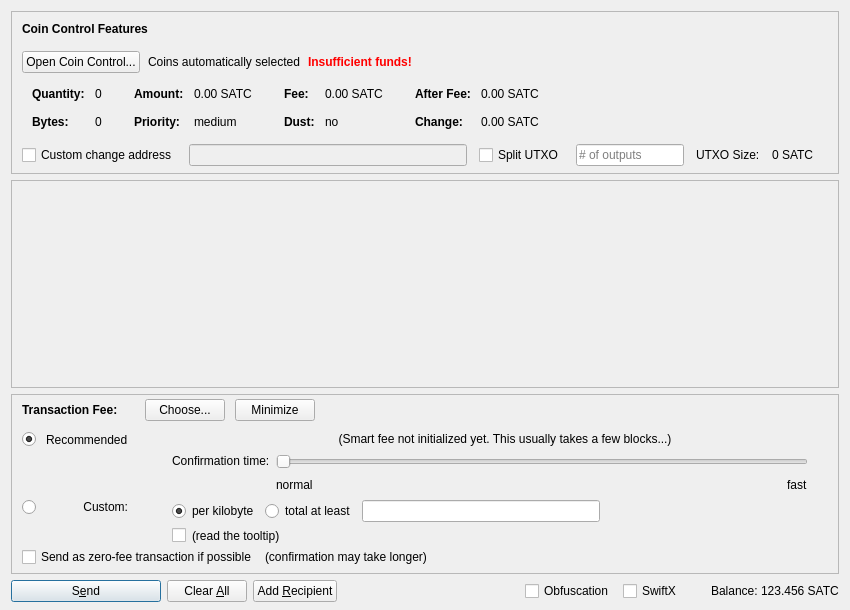
Before: the Qt Designer form src/qt/forms/sendcoinsdialog.ui in SatoshiCoin-Crypto/SWYFT.Network-SATC, drawn with Qt 5.
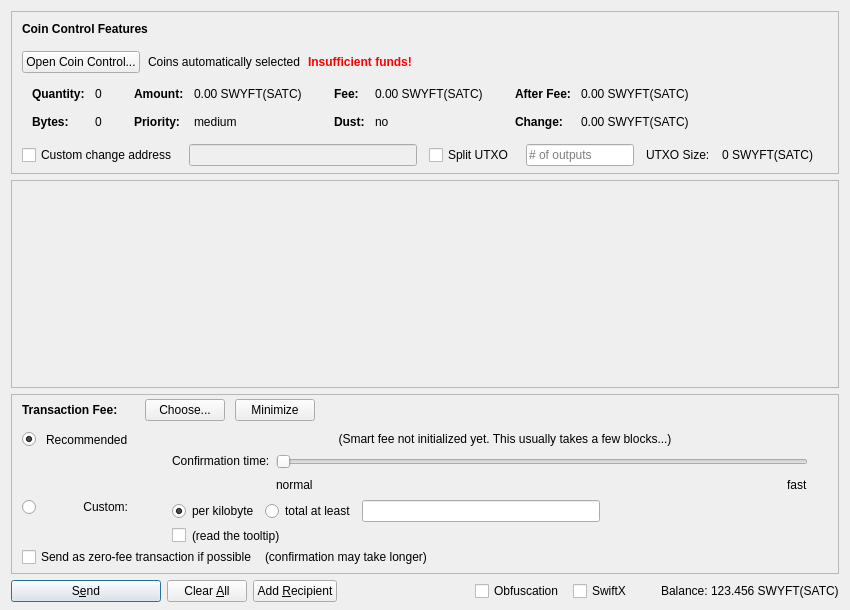
After: the same form once the commit is applied. Icons and pictures are not drawn. Custom widgets are drawn as their Qt base class.

Commit message: v1.0.3.0 Rebranding to SWYFT

```diff
--- a/src/qt/forms/sendcoinsdialog.ui
+++ b/src/qt/forms/sendcoinsdialog.ui
@@ -324,7 +324,7 @@
                   <enum>Qt::ActionsContextMenu</enum>
                  </property>
                  <property name="text">
-                  <string notr="true">0.00 SATC</string>
+                  <string notr="true">0.00 SWYFT(SATC)</string>
                  </property>
                  <property name="textInteractionFlags">
                   <set>Qt::LinksAccessibleByMouse|Qt::TextSelectableByKeyboard|Qt::TextSelectableByMouse</set>
@@ -404,7 +404,7 @@
                   <enum>Qt::ActionsContextMenu</enum>
                  </property>
                  <property name="text">
-                  <string notr="true">0.00 SATC</string>
+                  <string notr="true">0.00 SWYFT(SATC)</string>
                  </property>
                  <property name="textInteractionFlags">
                   <set>Qt::LinksAccessibleByMouse|Qt::TextSelectableByKeyboard|Qt::TextSelectableByMouse</set>
@@ -484,7 +484,7 @@
                   <enum>Qt::ActionsContextMenu</enum>
                  </property>
                  <property name="text">
-                  <string notr="true">0.00 SATC</string>
+                  <string notr="true">0.00 SWYFT(SATC)</string>
                  </property>
                  <property name="textInteractionFlags">
                   <set>Qt::LinksAccessibleByMouse|Qt::TextSelectableByKeyboard|Qt::TextSelectableByMouse</set>
@@ -513,7 +513,7 @@
                   <enum>Qt::ActionsContextMenu</enum>
                  </property>
                  <property name="text">
-                  <string notr="true">0.00 SATC</string>
+                  <string notr="true">0.00 SWYFT(SATC)</string>
                  </property>
                  <property name="textInteractionFlags">
                   <set>Qt::LinksAccessibleByMouse|Qt::TextSelectableByKeyboard|Qt::TextSelectableByMouse</set>
@@ -594,7 +594,7 @@
           <item>
            <widget class="QLabel" name="labelBlockSize">
             <property name="text">
-             <string>0 SATC</string>
+             <string>0 SWYFT(SATC)</string>
             </property>
            </widget>
           </item>
@@ -1435,7 +1435,7 @@
           <cursorShape>IBeamCursor</cursorShape>
          </property>
          <property name="text">
-          <string notr="true">123.456 SATC</string>
+          <string notr="true">123.456 SWYFT(SATC)</string>
          </property>
          <property name="textInteractionFlags">
           <set>Qt::LinksAccessibleByMouse|Qt::TextSelectableByKeyboard|Qt::TextSelectableByMouse</set>
```
Left out of the diff: 16 changed lines with no effect on the pictures. The commit also changes 349 other files.
